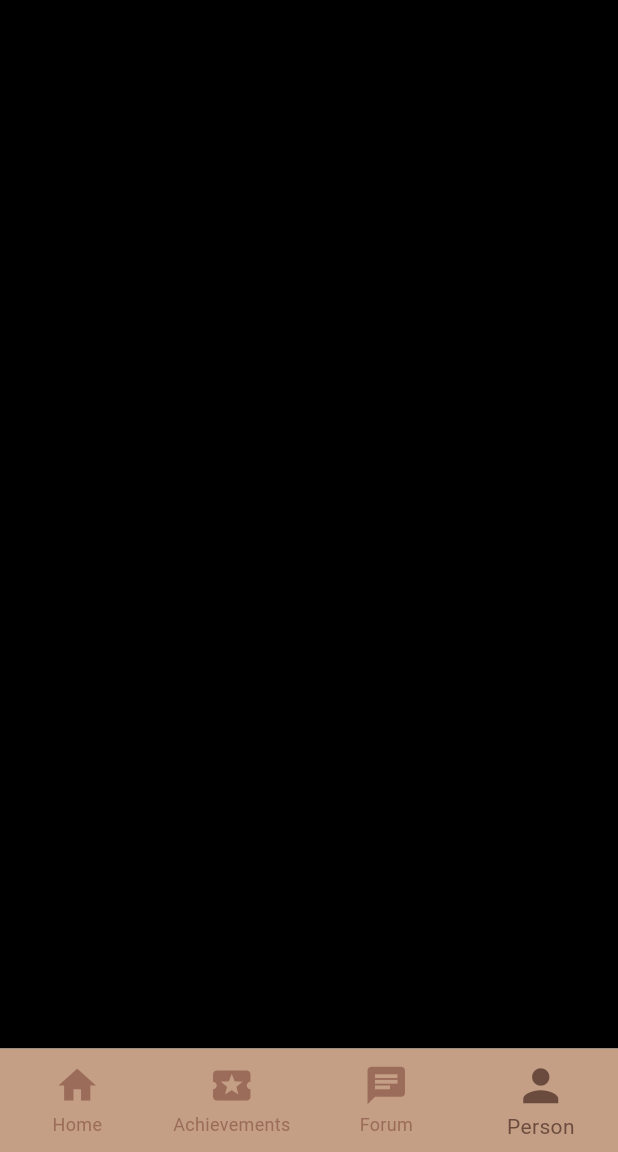
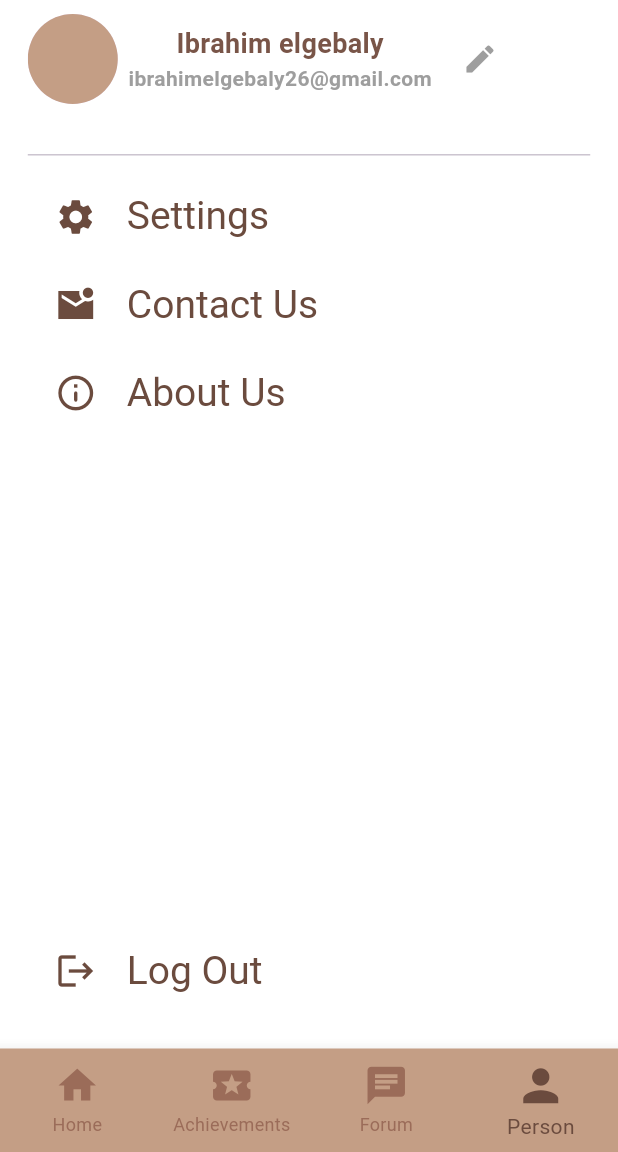
Before and after one commit to ibrahim-sa3id-elgebaly/social-services, a Flutter app: the HomeScreen screen opened by its route, item 4 of the bottom bar chosen, on a phone screen of 412 x 824 dp, the part 84-1236 px from its top. Run offline on Flutter 3.47's test engine with Material 3 defaults, Android fonts, the light colour scheme and no system bars; our stand-ins replace flutter_screenutil.

Commit message:
create setting tap create setting and contact us and about us and logout button create 2 splash screen

```diff
--- a/lib/core/style/app_style.dart
+++ b/lib/core/style/app_style.dart
@@ -24,6 +24,11 @@ class AppStyle {
         fontWeight: FontWeight.w400,
         color: Colors.white,
       ),
+      titleLarge: TextStyle(
+          color:AppColors.secondaryLightColor,
+          fontSize: 26,
+          fontWeight: FontWeight.w400
+      )
     ),
     scaffoldBackgroundColor: Colors.white,
     bottomNavigationBarTheme: const BottomNavigationBarThemeData(
--- a/lib/ui/home/tabs/settings_tab.dart
+++ b/lib/ui/home/tabs/settings_tab.dart
@@ -1,12 +1,59 @@
 import 'package:flutter/material.dart';
+import 'package:flutter_screenutil/flutter_screenutil.dart';
+import 'package:social_service/ui/about_us/about_us.dart';
+import 'package:social_service/ui/contact_us/contact_us.dart';
+import 'package:social_service/ui/settings/settings_screen.dart';
+
+import '../../../widget/custom_button_settings.dart';
+import '../../../widget/profile_header.dart';
+import '../../login/login_screen.dart';
 
 class SettingsTab extends StatelessWidget {
   const SettingsTab({super.key});
 
   @override
   Widget build(BuildContext context) {
-    return Container(
-      color: Colors.black,
+    return Padding(
+      padding: REdgeInsets.symmetric(vertical: 10, horizontal: 20),
+      child: Column(
+        children: [
+          ProfileHeader(),
+          SizedBox(height: 28.h),
+          Divider(),
+          SizedBox(height: 18.h),
+          CustomButtonSettings(
+            icon: Icons.settings,
+            iconName: "Settings",
+            onTap: (){
+            Navigator.pushNamed(context, SettingsScreen.routeName);
+          },),
+          SizedBox(height: 28.h),
+          CustomButtonSettings(
+            icon: Icons.mark_email_unread_sharp,
+            iconName: "Contact Us",
+            onTap: (){
+              Navigator.pushNamed(context, ContactUs.routeName);
+            },),
+          SizedBox(height: 28.h),
+          CustomButtonSettings(
+            icon: Icons.info_outline_rounded,
+            iconName: "About Us",
+            onTap: (){
+              Navigator.pushNamed(context, AboutUs.routeName);
+            },),
+          Spacer(),
+          CustomButtonSettings(
+            icon: Icons.logout,
+            iconName: "Log Out",
+            onTap: (){
+            Navigator.pushNamed(context, LoginScreen.routeName);
+          },),
+          SizedBox(height: 28.h),
+        ],
+      ),
     );
   }
+
+
+
 }
--- /dev/null
+++ b/lib/widget/custom_button_settings.dart
@@ -0,0 +1,36 @@
+import 'package:flutter/material.dart';
+import 'package:social_service/core/style/app_colors.dart';
+
+class CustomButtonSettings extends StatelessWidget {
+  String iconName;
+  IconData icon;
+  Function()? onTap;
+
+  CustomButtonSettings({
+    super.key,
+    required this.onTap,
+    required this.iconName,
+    required this.icon,
+  });
+
+  @override
+  Widget build(BuildContext context) {
+    return GestureDetector(
+      onTap: onTap,
+      child: Container(
+        child: Row(
+          children: [
+            SizedBox(width: 18),
+            Icon(
+              icon,
+              size: 28,
+              color: AppColors.secondaryLightColor,
+            ),
+            SizedBox(width: 20),
+            Text(iconName, style: Theme.of(context).textTheme.titleLarge),
+          ],
+        ),
+      ),
+    );
+  }
+}
--- /dev/null
+++ b/lib/widget/profile_header.dart
@@ -0,0 +1,46 @@
+import 'package:flutter/material.dart';
+import 'package:flutter_screenutil/flutter_screenutil.dart';
+
+class ProfileHeader extends StatelessWidget {
+  const ProfileHeader({super.key});
+
+  @override
+  Widget build(BuildContext context) {
+    return Container(
+      child: Row(
+        children: [
+          CircleAvatar(
+            radius: 30,
+            backgroundImage: AssetImage('assets/images/login_background.png'),
+          ),
+          SizedBox(width: 7.w),
+          Column(
+            children: [
+              Text(
+                'Ibrahim elgebaly',
+                style: TextStyle(
+                  fontSize: 18,
+                  fontWeight: FontWeight.bold,
+                  color: Colors.brown,
+                ),
+              ),
+              Text(
+                'ibrahimelgebaly26@gmail.com',
+                style: TextStyle(
+                  fontSize: 14,
+                  fontWeight: FontWeight.bold,
+                  color: Colors.grey,
+                ),
+              ),
+            ],
+          ),
+          SizedBox(width: 8.w),
+          IconButton(
+            icon: const Icon(Icons.edit, color: Colors.grey),
+            onPressed: () {},
+          )
+        ],
+      ),
+    );
+  }
+}
```
Also changed, not shown: lib/main.dart (+11 -2 lines), lib/ui/about_us/about_us.dart (added, +18 -0 lines), lib/ui/contact_us/contact_us.dart (added, +18 -0 lines), lib/ui/settings/settings_screen.dart (added, +18 -0 lines), lib/ui/splash_screens/first_screen.dart (added, +44 -0 lines), lib/widget/skip_button.dart (added, +20 -0 lines), 2 other files.
